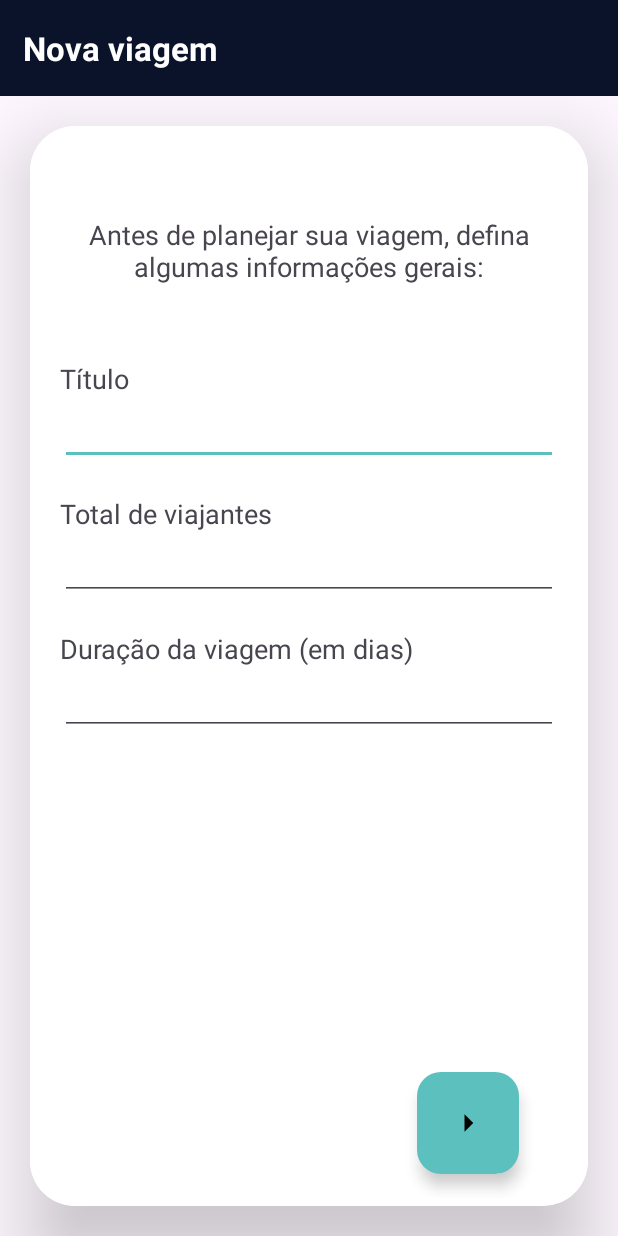
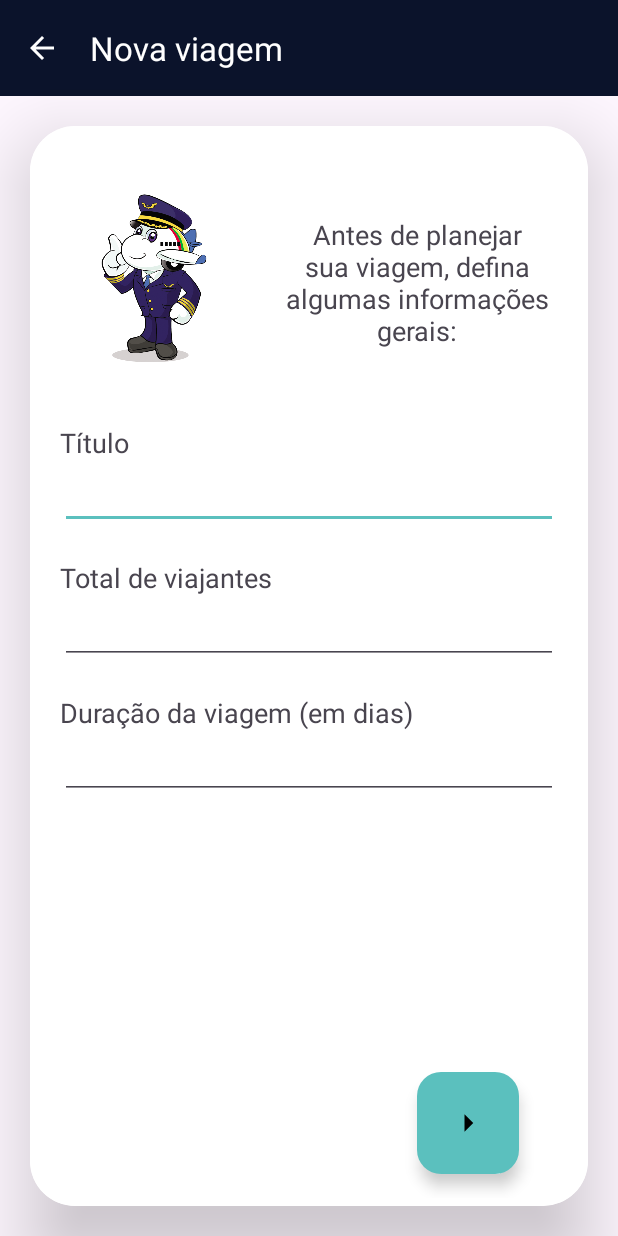
Before and after one commit to Leonardo-DeLuca/CheapTrip, an Android app: the CadastroViagensActivity screen opened directly, with no data from a screen before it, on a phone screen of 412 x 824 dp. Run offline under Robolectric (Android 15) with nearby library versions, the phone set to English and light mode, and no system bars.

Commit message:
Adicionado mascote e botões de voltar toolbar

```diff
--- a/app/src/main/AndroidManifest.xml
+++ b/app/src/main/AndroidManifest.xml
@@ -32,6 +32,7 @@
             android:label="@string/title_activity_main"
             android:theme="@style/Theme.CheapTrip.NoActionBar" />
         <activity android:name="activities.CadastroViagensActivity" />
+        <activity android:name="activities.ResumoViagemActivity"/>
     </application>
 
 </manifest>
--- a/app/src/main/java/activities/CadastroViagensActivity.java
+++ b/app/src/main/java/activities/CadastroViagensActivity.java
@@ -5,6 +5,7 @@ import android.os.Bundle;
 import android.preference.PreferenceManager;
 import android.util.Log;
 import android.view.Gravity;
+import android.view.MenuItem;
 import android.view.View;
 import android.view.ViewGroup;
 import android.widget.CheckBox;
@@ -12,7 +13,9 @@ import android.widget.EditText;
 import android.widget.LinearLayout;
 import android.widget.Toast;
 
+import androidx.annotation.NonNull;
 import androidx.appcompat.app.AppCompatActivity;
+import androidx.appcompat.widget.Toolbar;
 import androidx.transition.Slide;
 import androidx.transition.Transition;
 import androidx.transition.TransitionManager;
@@ -63,6 +66,7 @@ public class CadastroViagensActivity extends AppCompatActivity {
     private LinearLayout layoutAtual, layoutAnterior;
     private LinearLayout containerInicio, containerGasolina, containerTarifaAerea, containerRefeicoes, containerHospedagem, containerEntretenimento;
     private FloatingActionButton btnVoltar, btnAvancar;
+    private Toolbar toolbar;
 
     // Elementos etapa inicial
     private EditText editTextTituloViagem, editTextTotalViajantes, editTextDuracaoViagem;
@@ -103,6 +107,9 @@ public class CadastroViagensActivity extends AppCompatActivity {
         setaListeners();
         montaEtapas();
 
+        setSupportActionBar(toolbar);
+        getSupportActionBar().setDisplayHomeAsUpEnabled(true);
+
         layoutAtual = etapas.get(0);
         mostraEtapaAtual(AVANCOU_ETAPA);
 
@@ -121,6 +128,12 @@ public class CadastroViagensActivity extends AppCompatActivity {
                 avancaEtapa();
             }
         });
+    }
+
+    @Override
+    public boolean onSupportNavigateUp() {
+        finish();
+        return true;
     }
 
     private void mostraEtapaAtual(int acaoEtapa) {
@@ -220,6 +233,7 @@ public class CadastroViagensActivity extends AppCompatActivity {
         containerRefeicoes = findViewById(R.id.container_refeicoes);
         containerHospedagem = findViewById(R.id.container_hospedagem);
         containerEntretenimento = findViewById(R.id.container_entretenimento);
+        toolbar = findViewById(R.id.toolbarViagem);
     }
 
     private void setaElementosInicio() {
--- a/app/src/main/java/activities/MainActivity.java
+++ b/app/src/main/java/activities/MainActivity.java
@@ -6,6 +6,7 @@ import android.os.Bundle;
 import android.preference.PreferenceManager;
 import android.view.Menu;
 import android.view.View;
+import android.widget.Button;
 import android.widget.TextView;
 
 import androidx.annotation.Nullable;
@@ -48,7 +49,6 @@ public class MainActivity extends AppCompatActivity {
     @Override
     protected void onCreate(Bundle savedInstanceState) {
         super.onCreate(savedInstanceState);
-
         imageUtil = new ImageUtil();
 
         binding = ActivityMainBinding.inflate(getLayoutInflater());
@@ -68,6 +68,7 @@ public class MainActivity extends AppCompatActivity {
 
         recuperaUsuarioConectado();
         alteraDadosNaDrawer(navigationView);
+
     }
 
     @Override
--- a/app/src/main/res/layout/activity_cadastro_viagens.xml
+++ b/app/src/main/res/layout/activity_cadastro_viagens.xml
@@ -6,16 +6,15 @@
     android:orientation="vertical"
     android:animateLayoutChanges="true">
 
-    <TextView
+    <androidx.appcompat.widget.Toolbar
+        android:id="@+id/toolbarViagem"
         android:layout_width="match_parent"
-        android:layout_height="64dp"
-        android:text="@string/tituloNovaViagem"
-        android:textSize="22dp"
-        android:background="@color/azulEscuro"
-        android:textColor="@color/white"
-        android:gravity="center_vertical"
-        android:padding="15dp"
-        android:textStyle="bold"/>
+        android:layout_height="?attr/actionBarSize"
+        app:titleTextColor="@color/white"
+        android:background="?attr/colorPrimary"
+        app:title="@string/tituloNovaViagem"
+        app:theme="@style/ToolbarColoredBackArrow"
+        />
 
     <androidx.cardview.widget.CardView
         android:layout_width="match_parent"
@@ -26,7 +25,11 @@
         android:background="@drawable/edittext_login"
         app:cardBackgroundColor="@color/white">
 
-    <include layout="@layout/cadastro_viagens_inicio" android:visibility="invisible" android:id="@+id/container_inicio" />
+        <include
+            android:id="@+id/container_inicio"
+            layout="@layout/cadastro_viagens_inicio"
+            android:visibility="invisible" />
+
     <include layout="@layout/cadastro_viagens_gasolina" android:visibility="invisible" android:id="@+id/container_gasolina" />
     <include layout="@layout/cadastro_viagens_tarifa_aerea" android:visibility="invisible" android:id="@+id/container_tarifa_aerea" />
     <include layout="@layout/cadastro_viagens_refeicoes" android:visibility="invisible" android:id="@+id/container_refeicoes" />
--- a/app/src/main/res/layout/cadastro_viagens_inicio.xml
+++ b/app/src/main/res/layout/cadastro_viagens_inicio.xml
@@ -11,15 +11,33 @@
         android:layout_height="match_parent"
         android:orientation="vertical">
 
-        <TextView
+        <LinearLayout
             android:layout_width="match_parent"
             android:layout_height="wrap_content"
+            android:orientation="horizontal"
+            android:weightSum="100">
+
+            <ImageView
+                android:layout_width="0dp"
+                android:layout_height="match_parent"
+                android:src="@drawable/aviao"
+                android:layout_weight="40"
+                android:layout_gravity="center"
+                android:layout_marginLeft="20dp"/>
+
+        <TextView
+            android:layout_width="0dp"
+            android:layout_height="wrap_content"
             android:text="@string/inicioNovaViagemTxt"
-            android:gravity="center_horizontal"
+            android:gravity="center"
             android:textSize="18sp"
             android:layout_marginHorizontal="20dp"
             android:layout_marginTop="60dp"
-            android:layout_marginBottom="50dp"/>
+            android:layout_marginBottom="50dp"
+            android:layout_weight="60"
+            />
+
+        </LinearLayout>
 
         <LinearLayout
             android:layout_width="match_parent"
--- a/app/src/main/res/layout/content_main.xml
+++ b/app/src/main/res/layout/content_main.xml
@@ -17,4 +17,5 @@
         app:layout_constraintRight_toRightOf="parent"
         app:layout_constraintTop_toTopOf="parent"
         app:navGraph="@navigation/mobile_navigation" />
+    >
 </androidx.constraintlayout.widget.ConstraintLayout>
--- a/app/src/main/res/values/strings.xml
+++ b/app/src/main/res/values/strings.xml
@@ -76,4 +76,7 @@
     <string name="valorEntretenimento1Txt">Valor da atração 1</string>
     <string name="valorEntretenimento2Txt">Valor da atração 2</string>
     <string name="valorEntretenimento3Txt">Valor da atração 3</string>
+
+    <!--    Etapa resumo de viagem já cadastrada-->
+    <string name="tituloResumoViagem">Resumo viagem</string>
 </resources>
--- a/app/src/main/res/values/themes.xml
+++ b/app/src/main/res/values/themes.xml
@@ -12,6 +12,10 @@
         <item name="colorOnPrimaryContainer">@color/black</item>
 
         <item name="colorSecondaryContainer">@color/azulClaro</item>
+    </style>
+
+    <style name="ToolbarColoredBackArrow">
+        <item name="android:textColorSecondary">@color/white</item>
     </style>
 
     <style name="AlertDialogTheme">
```
Also changed, not shown: app/src/main/java/activities/ResumoViagemActivity.java (added, +36 -0 lines), app/src/main/res/layout/activity_resumo_viagem.xml (added, +19 -0 lines), app/src/main/res/layout/cadastro_viagens_entretenimento.xml (+24 -7 lines), app/src/main/res/layout/cadastro_viagens_gasolina.xml (+24 -7 lines), app/src/main/res/layout/cadastro_viagens_hospedagem.xml (+24 -7 lines), app/src/main/res/layout/cadastro_viagens_refeicoes.xml (+24 -7 lines), app/src/main/res/layout/cadastro_viagens_tarifa_aerea.xml (+24 -7 lines), app/src/main/res/drawable/aviao.png (added).
